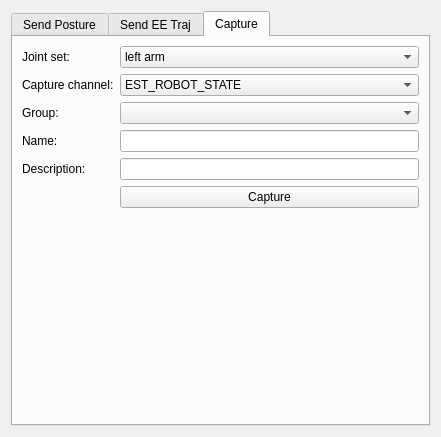
openhumanoids/oh-distro, file software/tools/tools/scripts/RobotPoseGUI.ui: the form before one commit.
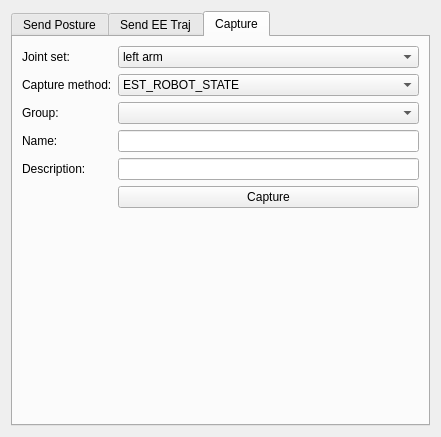
The form after the commit. The open tabs and pages were chosen to show the change.

Commit message: add capture methods logic to robot pose gui

The edit to the form file:
```diff
--- a/software/tools/tools/scripts/RobotPoseGUI.ui
+++ b/software/tools/tools/scripts/RobotPoseGUI.ui
@@ -181,7 +181,7 @@
        <item row="1" column="0">
         <widget class="QLabel" name="label_5">
          <property name="text">
-          <string>Capture channel:</string>
+          <string>Capture method:</string>
          </property>
         </widget>
        </item>
```
The commit also changes 1 other file.
